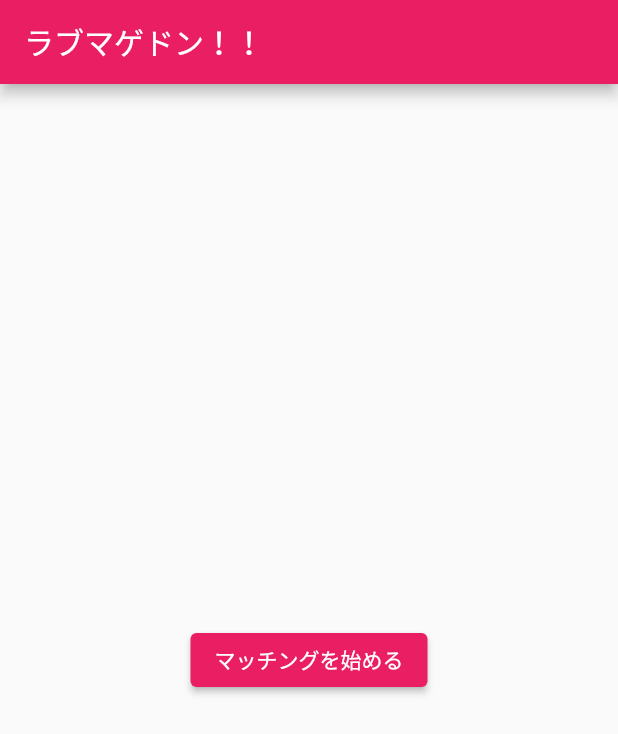
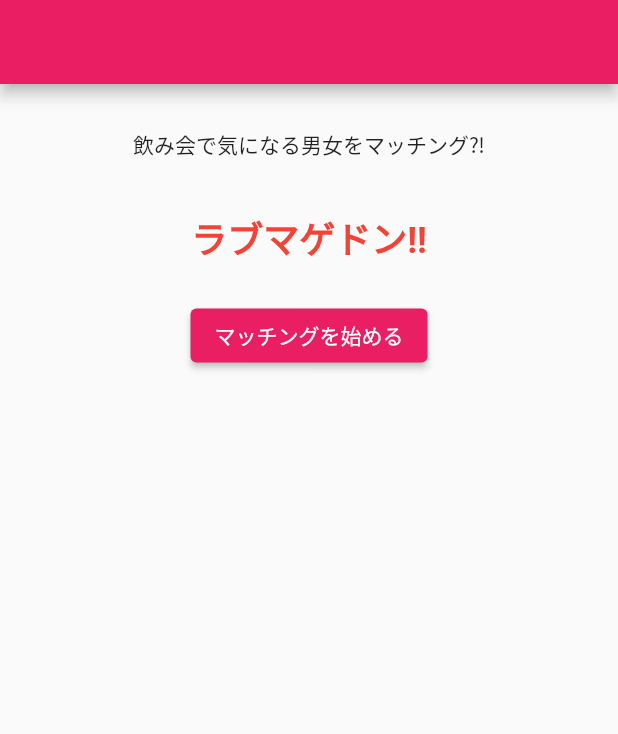
Before and after one commit to Yeongse/lovemaggedon, a Flutter app: the screen it shows after launch, on a phone screen of 412 x 824 dp. Shown: the top 734 px of the screen. Run offline on Flutter 3.47's test engine with Material 2 defaults, Android fonts, the phone set to English and light mode, and no system bars; Roboto replaces fonts that are missing (Bebas Neue).

```diff
--- /dev/null
+++ b/lib/homePage.dart
@@ -0,0 +1,49 @@
+import 'package:flutter/material.dart';
+import './settingPage.dart';
+
+class HomePage extends StatelessWidget {
+  const HomePage({Key? key, required this.title}) : super(key: key);
+
+  final String title;
+
+  @override
+  Widget build(BuildContext context) {
+    final deviceSize = MediaQuery.of(context).size;
+
+    return Scaffold(
+        appBar: AppBar(),
+        body: Center(
+            child: Column(
+          children: [
+            Container(
+              alignment: Alignment.center,
+              child: Text('飲み会で気になる男女をマッチング⁈', style: TextStyle()),
+              width: deviceSize.width,
+              height: deviceSize.height * 0.05,
+              margin: EdgeInsets.only(top: 20),
+            ),
+            Container(
+              alignment: Alignment.center,
+              child: Text(
+                'ラブマゲドン!!',
+                style: TextStyle(
+                    fontFamily: 'Bebas Neue',
+                    fontSize: 24,
+                    fontWeight: FontWeight.bold,
+                    color: Colors.red),
+              ),
+              width: deviceSize.width,
+              height: deviceSize.height * 0.1,
+            ),
+            ElevatedButton(
+                child: const Text('マッチングを始める'),
+                onPressed: () {
+                  Navigator.push(
+                    context,
+                    MaterialPageRoute(builder: (context) => SettingPage()),
+                  );
+                }),
+          ],
+        )));
+  }
+}
--- a/lib/main.dart
+++ b/lib/main.dart
@@ -1,4 +1,5 @@
 import 'package:flutter/material.dart';
+import './homePage.dart';
 
 void main() {
   runApp(const MyApp());
@@ -18,87 +19,3 @@ class MyApp extends StatelessWidget {
     );
   }
 }
-
-// class MyHomePage extends StatefulWidget {
-//   const MyHomePage({Key? key, required this.title}) : super(key: key);
-
-//   final String title;
-
-//   @override
-//   State<MyHomePage> createState() => _MyHomePageState();
-// }
-
-// class _MyHomePageState extends State<MyHomePage> {
-//   int _counter = 0;
-//   void _incrementCounter() {
-//     setState(() {
-//       _counter++;
-//     });
-//   }
-//   @override
-//   Widget build(BuildContext context) {
-//     return Scaffold(
-//       appBar: AppBar(
-//         title: Text(widget.title),
-//       ),
-//       body: Center(
-//         child: Column(
-//           mainAxisAlignment: MainAxisAlignment.center,
-//           children: <Widget>[
-//             const Text(
-//               'You have pushed the button this many times:',
-//             ),
-//             Text(
-//               '$_counter',
-//               style: Theme.of(context).textTheme.headline4,
-//             ),
-//           ],
-//         ),
-//       ),
-//       floatingActionButton: FloatingActionButton(
-//         onPressed: _incrementCounter,
-//         tooltip: 'Increment',
-//         child: const Icon(Icons.add),
-//       ), // This trailing comma makes auto-formatting nicer for build methods.
-//     );
-//   }
-// }
-
-class HomePage extends StatelessWidget {
-  const HomePage({Key? key, required this.title}) : super(key: key);
-
-  final String title;
-
-  @override
-  Widget build(BuildContext context) {
-    return Scaffold(
-        appBar: AppBar(
-          title: Text(title),
-        ),
-        body: Center(
-          child: ElevatedButton(
-              child: const Text('マッチングを始める'),
-              onPressed: () {
-                Navigator.push(
-                  context,
-                  MaterialPageRoute(builder: (context) => SettingPage()),
-                );
-              }),
-        ));
-  }
-}
-
-class SettingPage extends StatelessWidget {
-  const SettingPage({Key? key}) : super(key: key);
-
-  @override
-  Widget build(BuildContext context) {
-    return Scaffold(
-        appBar: AppBar(
-          title: Text('参加人数の設定'),
-        ),
-        body: Center(
-          child: Text('Coming Soon'),
-        ));
-  }
-}
```
Also changed, not shown: lib/settingPage.dart (added, +43 -0 lines).
